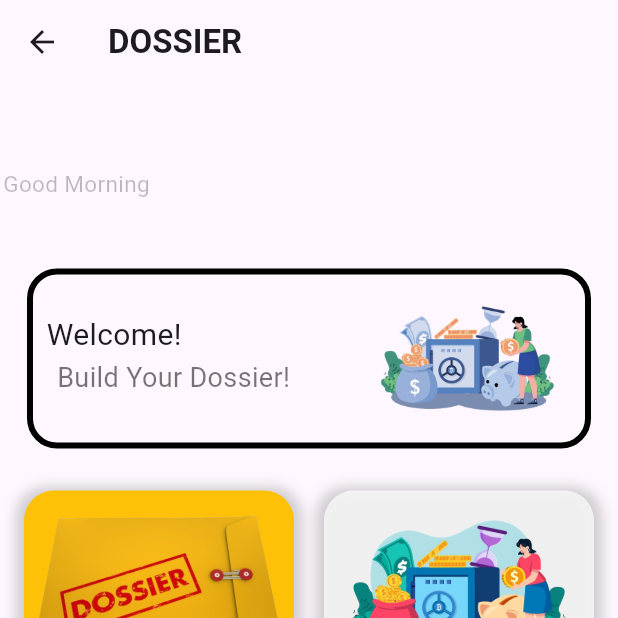
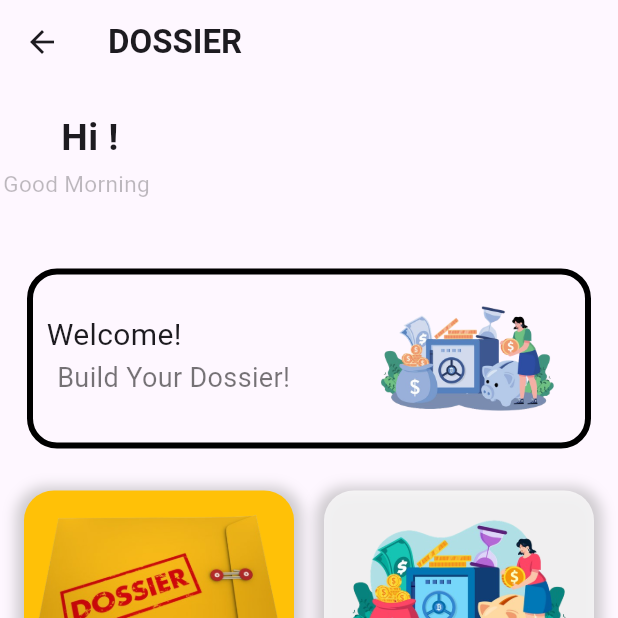
Before and after one commit to Mr-Deee/dossier, a Flutter app: the homepage screen opened by its route, on a phone screen of 412 x 824 dp, the top half of it. Run offline on Flutter 3.47's test engine with Material 3 defaults, Android fonts, the phone set to English and light mode, and no system bars; our stand-ins replace email_validator, firebase_auth, firebase_core, firebase_database, firebase_storage, fluttertoast and 1 more; accounts and stored records are empty.

Commit message:
getting name fron d b

```diff
--- a/lib/pages/homepage.dart
+++ b/lib/pages/homepage.dart
@@ -53,7 +53,7 @@ class _homepageState extends State<homepage> {
                 children: [
                   Padding(
                     padding: const EdgeInsets.only(top: 18.0, left: 18),
-                    child: Text('${clientprovider?.username??""}', style: TextStyle(fontSize: 25)),
+                    child: Text('Hi '+'${clientprovider?.username??""}!', style: TextStyle(fontSize: 25,fontWeight: FontWeight.bold)),
                   ),
                   Row(
                     children: [
--- a/lib/pages/viewasset.dart
+++ b/lib/pages/viewasset.dart
@@ -51,6 +51,7 @@ appBar: AppBar( leading: IconButton(
                   SizedBox(height: 104, child: Image.asset(Cards.kcard4)),
 
                   Row(
+                    mainAxisAlignment: MainAxisAlignment.center,
                     children: [
                       Padding(
                         padding: const EdgeInsets.only(left: 12.0),
```
